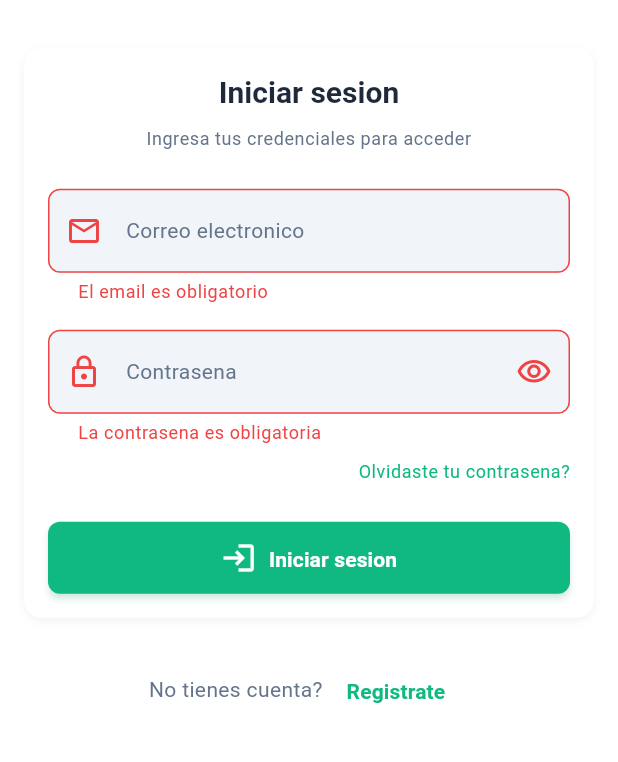
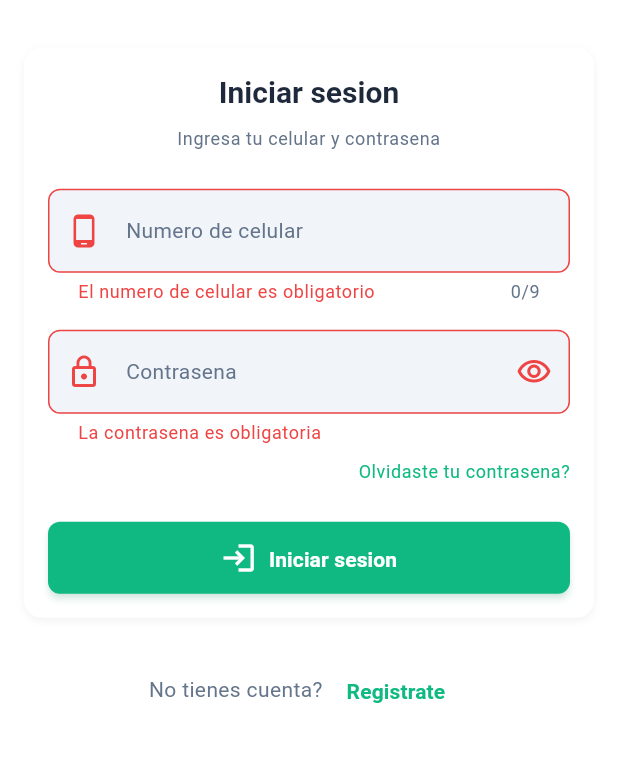
Before and after one commit to cfernandezp/System-gestion-deportiva, a Flutter app: the screen it shows after launch, after a tap on "Iniciar sesion", on a phone screen of 412 x 824 dp, the part 346-1108 px from its top. Run offline on Flutter 3.47's test engine with Material 3 defaults, Android fonts, the phone set to English and light mode, and no system bars; our stand-ins replace audioplayers, dartz, equatable, flutter_bloc, get_it, go_router and 4 more; accounts and stored records are empty; network calls fail.

Commit message:
feat(E001-HU-002): implementar Inicio de Sesion con celular
Reescribe el flujo de login para usar numero de celular en lugar de email:
- LoginEvent/State: campo email reemplazado por celular, agregado tipo cuentaPendienteActivacion
- LoginBloc: validacion celular (9 digitos, inicia con 9), conversion a email derivado para Supabase Auth
- LoginPage: campo numerico con teclado telefono, 9 digitos max, icono phone_android
- Manejo de errores: credenciales invalidas, cuenta pendiente activacion, bloqueo temporal

Co-Authored-By: Claude Opus 4.6 <noreply@anthropic.com>

```diff
--- a/gestion_deportiva/lib/features/auth/presentation/bloc/login/login_bloc.dart
+++ b/gestion_deportiva/lib/features/auth/presentation/bloc/login/login_bloc.dart
@@ -5,22 +5,22 @@ import '../../../domain/repositories/auth_repository.dart';
 import 'login_event.dart';
 import 'login_state.dart';
 
-/// Bloc para manejar el inicio de sesion
-/// Implementa HU-002: Inicio de Sesion
+/// E001-HU-002: Bloc para manejar el inicio de sesion
 ///
 /// Criterios de Aceptacion:
-/// - CA-001: Formulario con email y contrasena
-/// - CA-002: Login exitoso -> navegar a home
-/// - CA-003: Mostrar error generico si credenciales invalidas
-/// - CA-004: Validar campos obligatorios
-/// - CA-005: Link a registro
-/// - CA-006: Link a recuperacion de contrasena
+/// - CA-001: Login exitoso con un solo grupo -> home directo
+/// - CA-002: Login exitoso con multiples grupos -> seleccion de grupo
+/// - CA-003: Credenciales incorrectas -> mensaje generico
+/// - CA-004: Proteccion contra intentos repetidos (bloqueo temporal)
+/// - CA-005: Cuenta pendiente de activacion -> informar
+/// - CA-006: Sin grupos -> crear grupo
 ///
 /// Reglas de Negocio:
-/// - RN-001: Campos email y contrasena obligatorios
-/// - RN-002: Mostrar mensaje diferenciado si cuenta pendiente/rechazada
-/// - RN-004: Mensaje generico para credenciales invalidas
-/// - RN-007: Mostrar mensaje de bloqueo con minutos restantes
+/// - RN-001: Autenticacion por celular y contrasena
+/// - RN-002: Bloqueo temporal tras 5 intentos fallidos (15 min)
+/// - RN-003: Mensaje generico para credenciales invalidas
+/// - RN-004: Navegacion post-login segun cantidad de grupos
+/// - RN-005: Restriccion login para cuentas pendientes de activacion
 class LoginBloc extends Bloc<LoginEvent, LoginState> {
   final AuthRepository repository;
 
@@ -30,15 +30,22 @@ class LoginBloc extends Bloc<LoginEvent, LoginState> {
     on<VerificarBloqueoEvent>(_onVerificarBloqueo);
   }
 
+  /// Convierte celular a email derivado para Supabase Auth
+  /// Misma convencion que E001-HU-001 (registro)
+  String _celularAEmailDerivado(String celular) {
+    final celularLimpio = celular.replaceAll(RegExp(r'[^0-9]'), '');
+    return '$celularLimpio@gestiondeportiva.app';
+  }
+
   /// Maneja el envio del formulario de login
-  /// CA-002, CA-003, CA-004
+  /// CA-001 a CA-006
   Future<void> _onLoginSubmit(
     LoginSubmitEvent event,
     Emitter<LoginState> emit,
   ) async {
-    // CA-004, RN-001: Validaciones frontend primero
+    // RN-001: Validaciones frontend primero
     final erroresValidacion = _validarFormulario(
-      email: event.email,
+      celular: event.celular,
       password: event.password,
     );
 
@@ -49,15 +56,17 @@ class LoginBloc extends Bloc<LoginEvent, LoginState> {
 
     emit(const LoginLoading());
 
-    // Llamar al backend
+    // Convertir celular a email derivado para backend
+    final emailDerivado = _celularAEmailDerivado(event.celular);
+
+    // Llamar al backend con email derivado
     final result = await repository.iniciarSesion(
-      email: event.email,
+      email: emailDerivado,
       password: event.password,
     );
 
     result.fold(
       (failure) {
-        // Mapear hints a tipos de error y mensajes amigables
         final errorInfo = _mapearErrorBackend(failure);
         emit(LoginError(
           message: errorInfo.message,
@@ -78,19 +87,20 @@ class LoginBloc extends Bloc<LoginEvent, LoginState> {
     emit(const LoginInitial());
   }
 
-  /// Verifica el estado de bloqueo de un email
-  /// RN-007: Proteccion contra fuerza bruta
+  /// Verifica el estado de bloqueo de un celular
+  /// RN-002: Proteccion contra fuerza bruta
   Future<void> _onVerificarBloqueo(
     VerificarBloqueoEvent event,
     Emitter<LoginState> emit,
   ) async {
-    if (event.email.isEmpty) return;
+    if (event.celular.isEmpty) return;
 
-    final result = await repository.verificarBloqueoLogin(email: event.email);
+    final emailDerivado = _celularAEmailDerivado(event.celular);
+    final result = await repository.verificarBloqueoLogin(email: emailDerivado);
 
     result.fold(
       (failure) {
-        // Si falla la verificacion, no mostramos error, solo continuamos
+        // Si falla la verificacion, no mostramos error
       },
       (bloqueoInfo) {
         if (bloqueoInfo.bloqueado) {
@@ -110,18 +120,21 @@ class LoginBloc extends Bloc<LoginEvent, LoginState> {
   }
 
   /// Validaciones frontend del formulario
-  /// RN-001: Campos obligatorios
+  /// RN-001: Celular y contrasena obligatorios
   Map<String, String> _validarFormulario({
-    required String email,
+    required String celular,
     required String password,
   }) {
     final errores = <String, String>{};
 
-    // RN-001: Email obligatorio
-    if (email.trim().isEmpty) {
-      errores['email'] = 'El email es obligatorio';
-    } else if (!_esEmailValido(email)) {
-      errores['email'] = 'Ingresa un email valido';
+    // RN-001: Celular obligatorio con formato Peru
+    final celularLimpio = celular.replaceAll(RegExp(r'[^0-9]'), '');
+    if (celularLimpio.isEmpty) {
+      errores['celular'] = 'El numero de celular es obligatorio';
+    } else if (celularLimpio.length != 9) {
+      errores['celular'] = 'El celular debe tener 9 digitos';
+    } else if (!celularLimpio.startsWith('9')) {
+      errores['celular'] = 'El celular debe iniciar con 9';
     }
 
     // RN-001: Password obligatorio
@@ -132,18 +145,9 @@ class LoginBloc extends Bloc<LoginEvent, LoginState> {
     return errores;
   }
 
-  /// Valida formato de email
-  bool _esEmailValido(String email) {
-    final regex = RegExp(
-      r'^[a-zA-Z0-9._%+-]+@[a-zA-Z0-9.-]+\.[a-zA-Z]{2,}$',
-    );
-    return regex.hasMatch(email.trim());
-  }
-
   /// Mapea hints del backend a tipos de error y mensajes amigables
-  /// RN-002: cuenta_pendiente, cuenta_rechazada
-  /// RN-004: credenciales_invalidas
-  /// RN-007: cuenta_bloqueada
+  /// RN-003: Mensaje generico para credenciales invalidas
+  /// RN-005: Cuenta pendiente de activacion
   _LoginErrorInfo _mapearErrorBackend(Failure failure) {
     String mensaje = failure.message;
     LoginErrorType errorType = LoginErrorType.servidor;
@@ -155,28 +159,34 @@ class LoginBloc extends Bloc<LoginEvent, LoginState> {
 
       switch (failure.hint) {
         case 'credenciales_invalidas':
-          // RN-004: Mensaje generico por seguridad
-          mensaje = 'Email o contrasena incorrectos';
+          // RN-003: Mensaje generico por seguridad
+          mensaje = 'Credenciales incorrectas';
           errorType = LoginErrorType.credencialesInvalidas;
           break;
 
+        case 'usuario_pendiente':
         case 'cuenta_pendiente':
-          // RN-002: Cuenta pendiente de aprobacion
+          // RN-005 / CA-005: Cuenta pendiente de activacion
           mensaje =
-              'Tu cuenta esta pendiente de aprobacion. Un administrador revisara tu solicitud.';
-          errorType = LoginErrorType.cuentaPendiente;
+              'Tu cuenta esta pendiente de activacion. Completa el proceso de activacion para poder acceder.';
+          errorType = LoginErrorType.cuentaPendienteActivacion;
           break;
 
+        case 'usuario_rechazado':
         case 'cuenta_rechazada':
-          // RN-002: Cuenta rechazada
           mensaje =
-              'Tu solicitud de registro fue rechazada. Contacta al administrador para mas informacion.';
+              'Tu cuenta no tiene acceso al sistema. Contacta al administrador.';
+          errorType = LoginErrorType.cuentaRechazada;
+          break;
+
+        case 'usuario_inactivo':
+          mensaje =
+              'Tu cuenta ha sido desactivada. Contacta al administrador.';
           errorType = LoginErrorType.cuentaRechazada;
           break;
 
         case 'cuenta_bloqueada':
-          // RN-007: Cuenta bloqueada por intentos fallidos
-          // Extraer minutos restantes del mensaje si esta disponible
+          // RN-002: Cuenta bloqueada por intentos fallidos
           final regExp = RegExp(r'(\d+)\s*minuto');
           final match = regExp.firstMatch(failure.message);
           if (match != null) {
@@ -194,7 +204,6 @@ class LoginBloc extends Bloc<LoginEvent, LoginState> {
           break;
 
         default:
-          // Error generico del servidor
           mensaje = failure.message;
           errorType = LoginErrorType.servidor;
       }
--- a/gestion_deportiva/lib/features/auth/presentation/bloc/login/login_event.dart
+++ b/gestion_deportiva/lib/features/auth/presentation/bloc/login/login_event.dart
@@ -1,7 +1,7 @@
 import 'package:equatable/equatable.dart';
 
-/// Eventos del Bloc de Login
-/// HU-002: Inicio de Sesion
+/// E001-HU-002: Eventos del Bloc de Login
+/// RN-001: Autenticacion por celular y contrasena
 abstract class LoginEvent extends Equatable {
   const LoginEvent();
 
@@ -10,19 +10,18 @@ abstract class LoginEvent extends Equatable {
 }
 
 /// Evento: Enviar formulario de login
-/// CA-002: Login exitoso
-/// CA-003: Credenciales invalidas
+/// CA-001, CA-002, CA-003: Login con celular y contrasena
 class LoginSubmitEvent extends LoginEvent {
-  final String email;
+  final String celular;
   final String password;
 
   const LoginSubmitEvent({
-    required this.email,
+    required this.celular,
     required this.password,
   });
 
   @override
-  List<Object?> get props => [email, password];
+  List<Object?> get props => [celular, password];
 }
 
 /// Evento: Resetear estado del formulario
@@ -31,12 +30,12 @@ class LoginResetEvent extends LoginEvent {
 }
 
 /// Evento: Verificar bloqueo antes de intentar login
-/// RN-007: Verificar si el email esta bloqueado
+/// RN-002: Verificar si el celular esta bloqueado
 class VerificarBloqueoEvent extends LoginEvent {
-  final String email;
+  final String celular;
 
-  const VerificarBloqueoEvent({required this.email});
+  const VerificarBloqueoEvent({required this.celular});
 
   @override
-  List<Object?> get props => [email];
+  List<Object?> get props => [celular];
 }
--- a/gestion_deportiva/lib/features/auth/presentation/bloc/login/login_state.dart
+++ b/gestion_deportiva/lib/features/auth/presentation/bloc/login/login_state.dart
@@ -2,8 +2,7 @@ import 'package:equatable/equatable.dart';
 
 import '../../../data/models/login_response_model.dart';
 
-/// Estados del Bloc de Login
-/// HU-002: Inicio de Sesion
+/// E001-HU-002: Estados del Bloc de Login
 abstract class LoginState extends Equatable {
   const LoginState();
 
@@ -22,7 +21,9 @@ class LoginLoading extends LoginState {
 }
 
 /// Estado: Login exitoso
-/// CA-002: Navegar a home
+/// CA-001: Un grupo -> home directo
+/// CA-002: Multiples grupos -> seleccion (futuro)
+/// CA-006: Sin grupos -> crear grupo (futuro)
 class LoginSuccess extends LoginState {
   final LoginResponseModel response;
 
@@ -32,18 +33,21 @@ class LoginSuccess extends LoginState {
   List<Object?> get props => [response];
 }
 
-/// Tipos de error de login para RN-002, RN-004, RN-007
+/// Tipos de error de login
 enum LoginErrorType {
-  /// RN-004: Credenciales invalidas (mensaje generico)
+  /// RN-003: Credenciales invalidas (mensaje generico)
   credencialesInvalidas,
 
-  /// RN-002: Cuenta pendiente de aprobacion
+  /// CA-005 / RN-005: Cuenta pendiente de activacion (jugador invitado)
+  cuentaPendienteActivacion,
+
+  /// Cuenta pendiente de aprobacion (flujo legacy)
   cuentaPendiente,
 
-  /// RN-002: Cuenta rechazada
+  /// Cuenta rechazada
   cuentaRechazada,
 
-  /// RN-007: Cuenta bloqueada por intentos fallidos
+  /// RN-002: Cuenta bloqueada por intentos fallidos
   cuentaBloqueada,
 
   /// Error de validacion de campos
@@ -54,7 +58,7 @@ enum LoginErrorType {
 }
 
 /// Estado: Error en login
-/// CA-003: Mostrar mensaje de error apropiado
+/// CA-003: Mensaje generico para credenciales incorrectas
 class LoginError extends LoginState {
   final String message;
   final LoginErrorType errorType;
@@ -73,7 +77,6 @@ class LoginError extends LoginState {
 }
 
 /// Estado: Error de validacion frontend
-/// CA-004: Campos obligatorios
 class LoginValidationError extends LoginState {
   final Map<String, String> errores;
 
@@ -84,7 +87,7 @@ class LoginValidationError extends LoginState {
 }
 
 /// Estado: Informacion de bloqueo
-/// RN-007: Mostrar intentos restantes
+/// RN-002: Mostrar intentos restantes y tiempo de bloqueo
 class LoginBloqueoInfo extends LoginState {
   final bool bloqueado;
   final int intentosRestantes;
--- a/gestion_deportiva/lib/features/auth/presentation/pages/login_page.dart
+++ b/gestion_deportiva/lib/features/auth/presentation/pages/login_page.dart
@@ -10,20 +10,22 @@ import '../../../../core/widgets/app_text_field.dart';
 import '../bloc/login/login.dart';
 import '../bloc/session/session.dart';
 
-/// Pagina de inicio de sesion
-/// Implementa HU-002: Inicio de Sesion
+/// E001-HU-002: Pagina de Inicio de Sesion
 ///
 /// Criterios de Aceptacion:
-/// - CA-001: Formulario con email y contrasena
-/// - CA-002: Login exitoso -> navegar a home
-/// - CA-003: Mostrar error generico si credenciales invalidas
-/// - CA-004: Validar campos obligatorios
-/// - CA-005: Link a registro
-/// - CA-006: Link a recuperacion de contrasena
+/// - CA-001: Login exitoso con un solo grupo -> home directo
+/// - CA-002: Login exitoso con multiples grupos -> seleccion de grupo
+/// - CA-003: Credenciales incorrectas -> mensaje generico
+/// - CA-004: Proteccion contra intentos repetidos (bloqueo temporal)
+/// - CA-005: Cuenta pendiente de activacion -> informar
+/// - CA-006: Sin grupos -> crear grupo
 ///
-/// Layout Responsive:
-/// - Mobile (<600px): Formulario ocupa ancho completo con padding
-/// - Tablet/Desktop (>=600px): Card centrada con ancho maximo 420px
+/// Reglas de Negocio:
+/// - RN-001: Autenticacion por celular y contrasena
+/// - RN-002: Bloqueo temporal tras 5 intentos fallidos (15 min)
+/// - RN-003: Mensaje generico para credenciales invalidas
+/// - RN-004: Navegacion post-login segun cantidad de grupos
+/// - RN-005: Restriccion login para cuentas pendientes de activacion
 class LoginPage extends StatelessWidget {
   const LoginPage({super.key});
 
@@ -45,11 +47,11 @@ class _LoginView extends StatefulWidget {
 
 class _LoginViewState extends State<_LoginView> {
   final _formKey = GlobalKey<FormState>();
-  final _emailController = TextEditingController();
+  final _celularController = TextEditingController();
   final _passwordController = TextEditingController();
 
   // Focus nodes para navegacion
-  final _emailFocus = FocusNode();
+  final _celularFocus = FocusNode();
   final _passwordFocus = FocusNode();
 
   // Errores de validacion
@@ -57,13 +59,14 @@ class _LoginViewState extends State<_LoginView> {
 
   @override
   void dispose() {
-    _emailController.dispose();
+    _celularController.dispose();
     _passwordController.dispose();
-    _emailFocus.dispose();
+    _celularFocus.dispose();
     _passwordFocus.dispose();
     super.dispose();
   }
 
+  /// RN-001: Submit con celular y contrasena
   void _onSubmit() {
     // Limpiar errores previos
     setState(() {
@@ -72,7 +75,7 @@ class _LoginViewState extends State<_LoginView> {
 
     context.read<LoginBloc>().add(
           LoginSubmitEvent(
-            email: _emailController.text,
+            celular: _celularController.text,
             password: _passwordController.text,
           ),
         );
@@ -93,10 +96,8 @@ class _LoginViewState extends State<_LoginView> {
       body: BlocConsumer<LoginBloc, LoginState>(
         listener: (context, state) {
           if (state is LoginSuccess) {
-            // CA-002: Login exitoso
-            // Actualizar SessionBloc con datos del usuario autenticado
-            // La navegacion a home es automatica via GoRouter.refreshListenable
-            // que escucha cambios en SessionBloc y re-evalua redirecciones
+            // CA-001/CA-002/CA-006: Login exitoso
+            // La navegacion es automatica via GoRouter.refreshListenable
             context.read<SessionBloc>().add(
                   SessionAuthenticatedEvent(
                     usuarioId: state.response.usuarioId,
@@ -105,18 +106,16 @@ class _LoginViewState extends State<_LoginView> {
                     rol: state.response.rol,
                   ),
                 );
-            // NOTA: NO navegamos manualmente - el router lo hace automaticamente
-            // cuando detecta SessionAuthenticated via refreshListenable
           } else if (state is LoginError) {
-            // CA-003: Mostrar mensaje de error apropiado
+            // CA-003/CA-005: Mostrar mensaje de error apropiado
             _mostrarErrorSnackBar(context, state);
           } else if (state is LoginValidationError) {
-            // CA-004: Actualizar errores de campo
+            // Actualizar errores de campo
             setState(() {
               _fieldErrors = state.errores;
             });
           } else if (state is LoginBloqueoInfo && state.bloqueado) {
-            // RN-007: Mostrar mensaje de bloqueo
+            // RN-002/CA-004: Mostrar mensaje de bloqueo
             _mostrarBloqueoSnackBar(context, state);
           }
         },
@@ -140,7 +139,7 @@ class _LoginViewState extends State<_LoginView> {
                       _buildHeader(theme, colorScheme),
                       const SizedBox(height: DesignTokens.spacingXl),
 
-                      // CA-001: Formulario en Card
+                      // Formulario en Card
                       AppCard(
                         variant: isMobile
                             ? AppCardVariant.standard
@@ -166,7 +165,7 @@ class _LoginViewState extends State<_LoginView> {
                               ),
                               const SizedBox(height: DesignTokens.spacingS),
                               Text(
-                                'Ingresa tus credenciales para acceder',
+                                'Ingresa tu celular y contrasena',
                                 style: theme.textTheme.bodySmall?.copyWith(
                                   color: colorScheme.onSurfaceVariant,
                                 ),
@@ -174,18 +173,22 @@ class _LoginViewState extends State<_LoginView> {
                               ),
                               const SizedBox(height: DesignTokens.spacingL),
 
-                              // CA-001: Campo Email
-                              AppTextField.email(
-                                controller: _emailController,
-                                focusNode: _emailFocus,
-                                errorText: _fieldErrors['email'],
+                              // RN-001: Campo Celular (9 digitos, inicia con 9)
+                              AppTextField.number(
+                                controller: _celularController,
+                                focusNode: _celularFocus,
+                                label: 'Numero de celular',
+                                hint: '9XXXXXXXX',
+                                prefixIcon: Icons.phone_android,
+                                maxLength: 9,
+                                errorText: _fieldErrors['celular'],
                                 enabled: !isLoading,
                                 onSubmitted: (_) =>
                                     _passwordFocus.requestFocus(),
                               ),
                               const SizedBox(height: DesignTokens.spacingM),
 
-                              // CA-001: Campo Password
+                              // RN-001: Campo Password
                               AppTextField.password(
                                 controller: _passwordController,
                                 focusNode: _passwordFocus,
@@ -196,7 +199,7 @@ class _LoginViewState extends State<_LoginView> {
                               ),
                               const SizedBox(height: DesignTokens.spacingS),
 
-                              // CA-006: Link a recuperacion de contrasena (HU-003)
+                              // Link a recuperacion de contrasena
                               Align(
                                 alignment: Alignment.centerRight,
                                 child: TextButton(
@@ -236,7 +239,7 @@ class _LoginViewState extends State<_LoginView> {
                       ),
                       const SizedBox(height: DesignTokens.spacingL),
 
-                      // CA-005: Link a registro
+                      // Link a registro
                       _buildRegistroLink(theme, isLoading),
                     ],
                   ),
@@ -286,7 +289,7 @@ class _LoginViewState extends State<_LoginView> {
     );
   }
 
-  /// CA-005: Link para ir a registro
+  /// Link para ir a registro
   Widget _buildRegistroLink(ThemeData theme, bool isLoading) {
     return Row(
       mainAxisAlignment: MainAxisAlignment.center,
@@ -314,8 +317,8 @@ class _LoginViewState extends State<_LoginView> {
     );
   }
 
-  /// CA-003: Muestra SnackBar con mensaje de error apropiado
-  /// RN-002, RN-004, RN-007: Mensajes diferenciados segun tipo de error
+  /// CA-003/CA-005: Muestra SnackBar con mensaje de error apropiado
+  /// RN-002, RN-003, RN-005: Mensajes diferenciados segun tipo de error
   void _mostrarErrorSnackBar(BuildContext context, LoginError state) {
     final colorScheme = Theme.of(context).colorScheme;
 
@@ -326,6 +329,11 @@ class _LoginViewState extends State<_LoginView> {
       case LoginErrorType.credencialesInvalidas:
         icon = Icons.lock_outline;
         backgroundColor = colorScheme.error;
+        break;
+      case LoginErrorType.cuentaPendienteActivacion:
+        // CA-005/RN-005: Cuenta pendiente de activacion
+        icon = Icons.hourglass_empty;
+        backgroundColor = Colors.orange;
         break;
       case LoginErrorType.cuentaPendiente:
         icon = Icons.hourglass_empty;
@@ -369,7 +377,8 @@ class _LoginViewState extends State<_LoginView> {
         shape: RoundedRectangleBorder(
           borderRadius: BorderRadius.circular(DesignTokens.radiusS),
         ),
-        duration: state.errorType == LoginErrorType.cuentaPendiente ||
+        duration: state.errorType == LoginErrorType.cuentaPendienteActivacion ||
+                state.errorType == LoginErrorType.cuentaPendiente ||
                 state.errorType == LoginErrorType.cuentaRechazada
             ? const Duration(seconds: 5)
             : const Duration(seconds: 4),
@@ -377,7 +386,7 @@ class _LoginViewState extends State<_LoginView> {
     );
   }
 
-  /// RN-007: Muestra SnackBar con informacion de bloqueo
+  /// RN-002/CA-004: Muestra SnackBar con informacion de bloqueo
   void _mostrarBloqueoSnackBar(BuildContext context, LoginBloqueoInfo state) {
     final mensaje = state.minutosRestantes != null
         ? 'Cuenta bloqueada. Intenta en ${state.minutosRestantes} minutos.'
```
Also changed, not shown: 1 other file.
